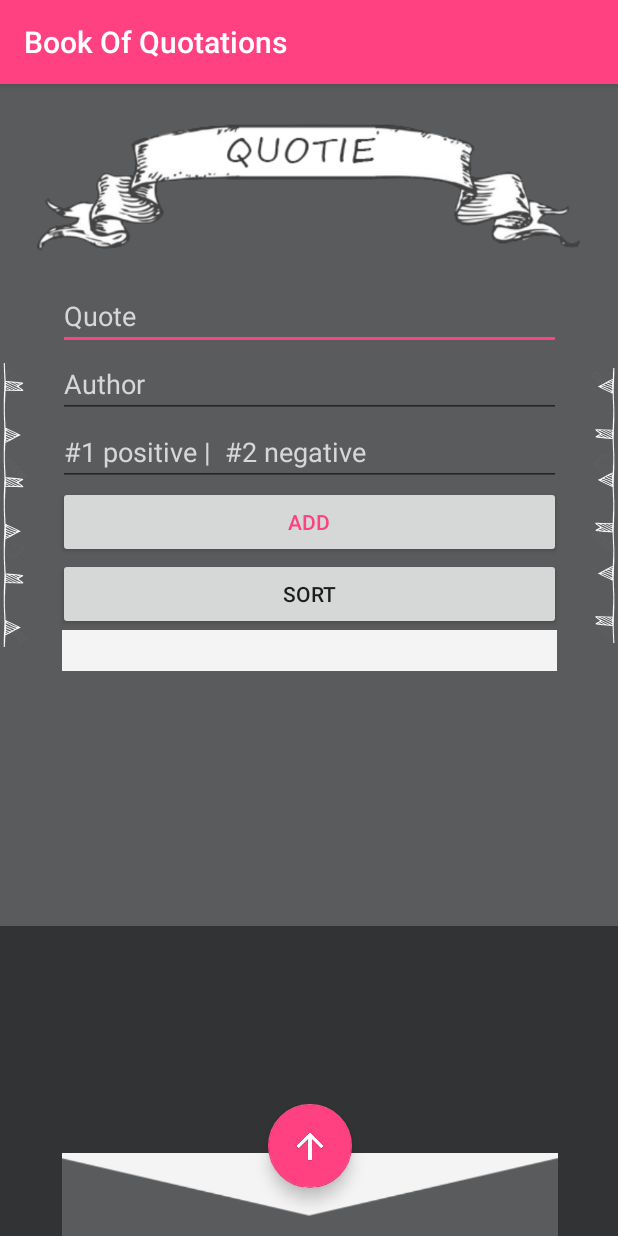
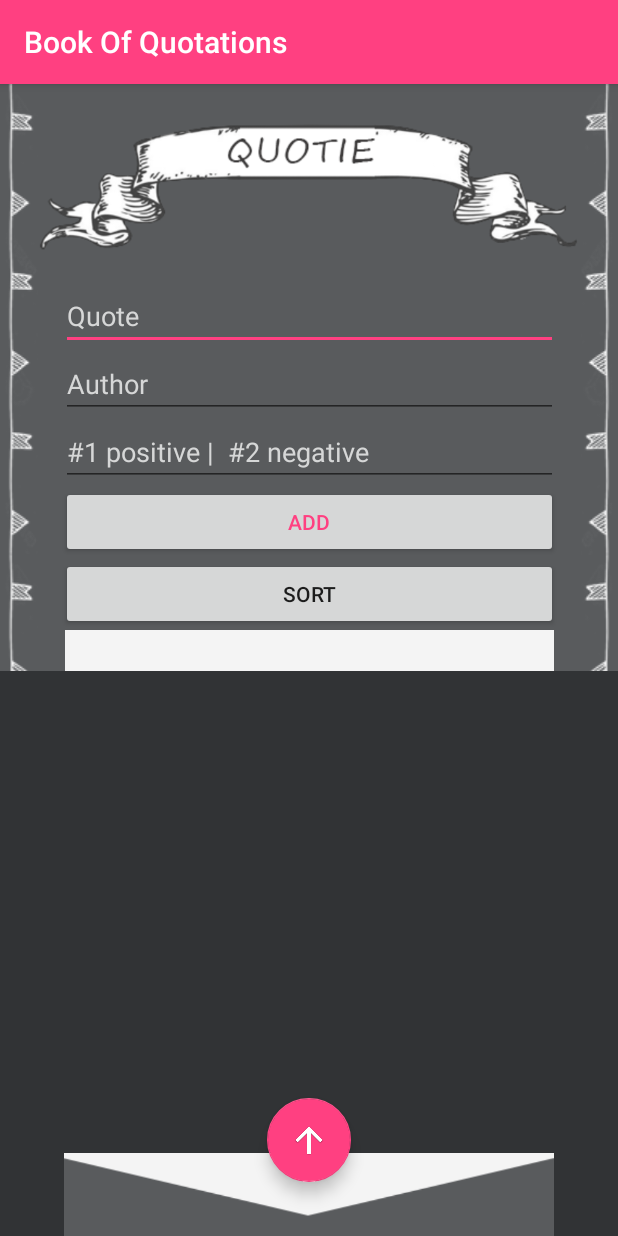
Before and after one commit to LadyLazorcorn/DailyMotivationalQuote, an Android app: the screen it shows after launch (MainActivity), on a phone screen of 412 x 824 dp. Run offline under Robolectric (Android 15) with nearby library versions, the phone set to English and light mode, and no system bars; our stand-ins replace Firebase (no records; nobody signed in at launch, a user with empty details on screens opened directly).

Commit message:
forgot2push

```diff
--- a/SimpleFirestoreProject/app/src/main/res/layout/activity_main.xml
+++ b/SimpleFirestoreProject/app/src/main/res/layout/activity_main.xml
@@ -1,5 +1,5 @@
 <?xml version="1.0" encoding="utf-8"?>
-<android.support.constraint.ConstraintLayout xmlns:android="http://schemas.android.com/apk/res/android"
+<RelativeLayout xmlns:android="http://schemas.android.com/apk/res/android"
     xmlns:app="http://schemas.android.com/apk/res-auto"
     xmlns:tools="http://schemas.android.com/tools"
     android:layout_width="match_parent"
@@ -9,27 +9,27 @@
     android:padding="0dp"
     tools:context=".MainActivity">
 
-    <android.support.constraint.ConstraintLayout
+    <RelativeLayout
         android:layout_width="match_parent"
         android:layout_height="wrap_content">
 
         <ScrollView
             android:id="@+id/scroll_view"
             android:layout_width="match_parent"
-            android:layout_height="wrap_content"
+            android:layout_height="match_parent"
             android:layout_weight="0">
 
             <LinearLayout
                 android:layout_width="match_parent"
-                android:layout_height="wrap_content"
+                android:layout_height="match_parent"
                 android:baselineAligned="false"
                 android:orientation="horizontal">
 
                 <LinearLayout
                     android:layout_width="wrap_content"
                     android:layout_height="match_parent"
-                    android:layout_gravity="start"
-                    android:layout_weight="1"
+                    android:layout_gravity="left"
+                    android:layout_weight="0.5"
                     android:background="#595B5D"
                     android:longClickable="false"
                     android:measureWithLargestChild="false"
@@ -39,8 +39,9 @@
                         android:id="@+id/imageView3"
                         android:layout_width="wrap_content"
                         android:layout_height="match_parent"
-                        android:contentDescription="TODO"
-                        app:srcCompat="@drawable/border_flags_l" />
+                        android:adjustViewBounds="true"
+                        android:background="@drawable/border_flags_tile"
+                        android:scaleType="fitXY" />
 
                 </LinearLayout>
 
@@ -140,7 +141,6 @@
                                 android:layout_marginLeft="5dp"
                                 android:layout_marginRight="5dp"
                                 android:textSize="20sp" />
-
                         </android.support.v4.widget.NestedScrollView>
                     </LinearLayout>
 
@@ -150,8 +150,7 @@
                 <LinearLayout
                     android:layout_width="wrap_content"
                     android:layout_height="match_parent"
-                    android:layout_gravity="end"
-                    android:layout_weight="1"
+                    android:layout_weight="0.5"
                     android:background="#595B5D"
                     android:orientation="vertical">
 
@@ -159,48 +158,67 @@
                         android:id="@+id/imageView4"
                         android:layout_width="wrap_content"
                         android:layout_height="match_parent"
-                        android:contentDescription="TODO"
-                        app:srcCompat="@drawable/border_flags_r" />
+                        android:adjustViewBounds="true"
+                        android:background="@drawable/border_flags_tile"
+                        android:scaleType="fitXY"
+                        android:scaleX="-1" />
 
                 </LinearLayout>
             </LinearLayout>
         </ScrollView>
-    </android.support.constraint.ConstraintLayout>
+    </RelativeLayout>
 
-    <android.support.constraint.ConstraintLayout
+    <RelativeLayout
         android:layout_width="match_parent"
         android:layout_height="wrap_content"
+        android:layout_alignParentBottom="true"
+        android:layout_alignParentStart="true"
         app:layout_constraintBottom_toBottomOf="parent">
-
-        <android.support.design.widget.FloatingActionButton
-            android:id="@+id/fab_page_up"
-            android:layout_width="wrap_content"
-            android:layout_height="wrap_content"
-            android:layout_marginBottom="32dp"
-            android:layout_marginEnd="8dp"
-            android:layout_marginStart="8dp"
-            android:clickable="true"
-            android:focusable="true"
-            android:foregroundGravity="center_horizontal"
-            android:src="@drawable/arrow_up"
-            app:layout_constrainedWidth="false"
-            app:layout_constraintBottom_toBottomOf="@+id/footer"
-            app:layout_constraintEnd_toEndOf="@+id/footer"
-            app:layout_constraintStart_toStartOf="@+id/footer" />
 
         <ImageView
             android:id="@+id/footer"
-            android:layout_width="0dp"
+            android:layout_width="match_parent"
             android:layout_height="55dp"
-            android:layout_marginLeft="41dp"
-            android:layout_marginRight="40dp"
+            android:layout_alignParentBottom="true"
+            android:layout_centerHorizontal="true"
+            android:layout_marginLeft="85dp"
             android:background="@drawable/list_bottom"
             android:contentDescription="TODO"
             android:foregroundGravity="center_horizontal"
             app:layout_constraintBottom_toBottomOf="parent"
             app:layout_constraintEnd_toEndOf="parent"
             app:layout_constraintStart_toStartOf="parent" />
-    </android.support.constraint.ConstraintLayout>
+
+        <android.support.constraint.ConstraintLayout
+            android:layout_width="match_parent"
+            android:layout_height="match_parent"
+            android:layout_alignParentStart="true"
+            android:layout_alignParentTop="true"
+            android:layout_marginTop="0dp">
+
+            <android.support.design.widget.FloatingActionButton
+                android:id="@+id/fab_page_up"
+                android:layout_width="wrap_content"
+                android:layout_height="wrap_content"
+                android:layout_alignParentBottom="true"
+                android:layout_centerHorizontal="true"
+                android:layout_marginBottom="8dp"
+                android:layout_marginEnd="8dp"
+                android:layout_marginStart="8dp"
+                android:layout_marginTop="8dp"
+                android:clickable="true"
+                android:focusable="true"
+                android:foregroundGravity="center_horizontal"
+                android:src="@drawable/arrow_up"
+                app:layout_constrainedWidth="false"
+                app:layout_constraintBottom_toBottomOf="parent"
+                app:layout_constraintEnd_toEndOf="parent"
+                app:layout_constraintStart_toStartOf="parent"
+                app:layout_constraintTop_toTopOf="parent"
+                app:layout_constraintVertical_bias="0.96" />
+        </android.support.constraint.ConstraintLayout>
+
+    </RelativeLayout>
 
 
     <!-- <Button
@@ -234,4 +252,4 @@
          android:onClick="deleteEntry"/> -->
 
 
-</android.support.constraint.ConstraintLayout>
+</RelativeLayout>
```
